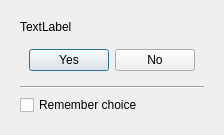
Before: the Qt Designer form helga/maya/import_export/asset_manager/media/asset_manager_pre_export_dialog.ui in timmwagener/helga, drawn with Qt 5.
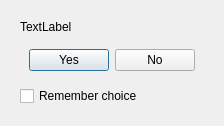
After: the same form once the commit is applied.

Commit message: Maya: AssetManager: 1. Fixed whole bunch of stylesheets. (Menus, PreExportDialog, PropMetadataView).

```diff
--- a/helga/maya/import_export/asset_manager/media/asset_manager_pre_export_dialog.ui
+++ b/helga/maya/import_export/asset_manager/media/asset_manager_pre_export_dialog.ui
@@ -7,7 +7,7 @@
     <x>0</x>
     <y>0</y>
     <width>214</width>
-    <height>131</height>
+    <height>122</height>
    </rect>
   </property>
   <property name="windowTitle">
@@ -44,15 +44,11 @@
         </layout>
        </widget>
       </item>
-      <item>
-       <widget class="Line" name="line">
-        <property name="orientation">
-         <enum>Qt::Horizontal</enum>
-        </property>
-       </widget>
-      </item>
       <item>
        <widget class="QCheckBox" name="chkbx_remember_choice">
+        <property name="autoFillBackground">
+         <bool>false</bool>
+        </property>
         <property name="text">
          <string>Remember choice</string>
         </property>
```
Left out of the diff: 4 changed lines with no effect on the pictures. The commit also changes 4 other files.
